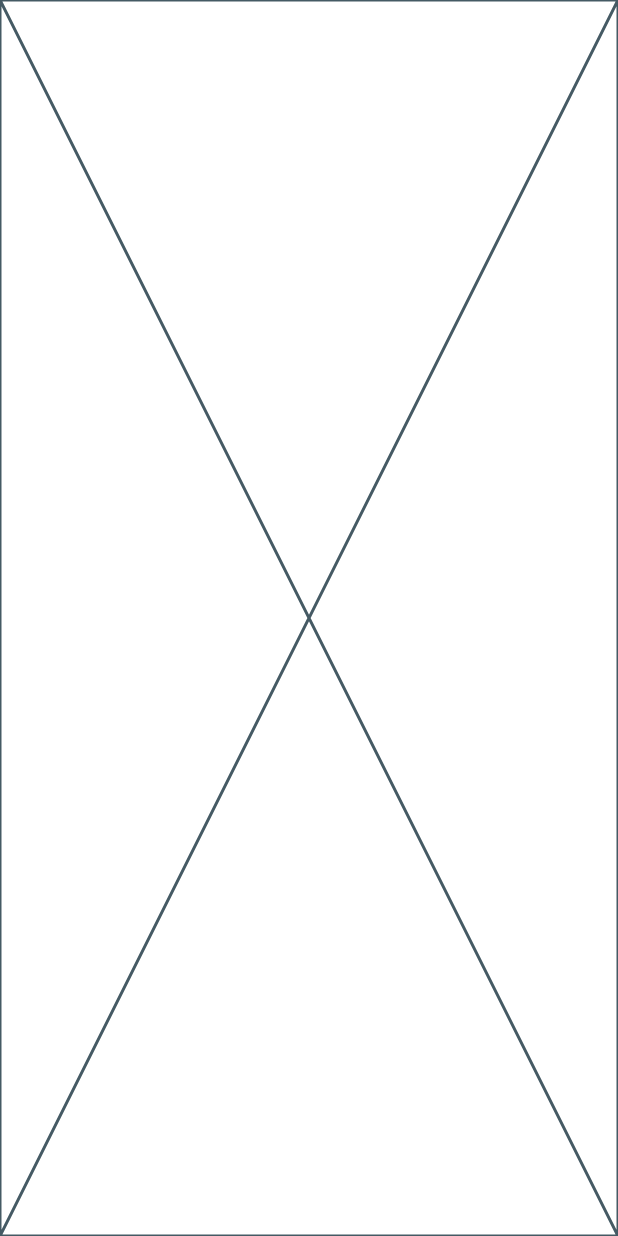
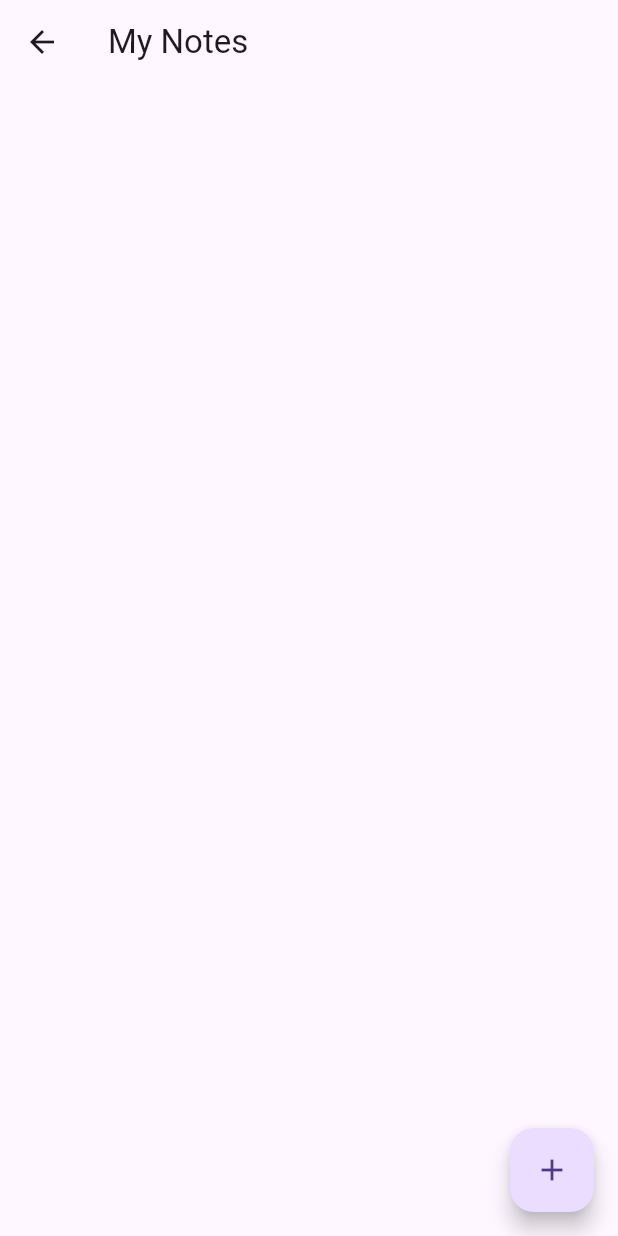
Before and after one commit to Benedict-Ik/Chronicles, a Flutter app: the screen it shows after launch, after a tap on "Create a new note", on a phone screen of 412 x 824 dp. Run offline on Flutter 3.47's test engine with Material 3 defaults, Android fonts, the phone set to English and light mode, and no system bars.

Commit message:
Fixed dark mode problem which was caused because 'Scaffold' wasn't called in the main class

```diff
--- a/lib/main.dart
+++ b/lib/main.dart
@@ -1,3 +1,4 @@
+import 'package:chronicles/widgets/HomeScreen.dart';
 import 'package:flutter/material.dart';
 import 'package:chronicles/widgets/SplashScreen.dart';
 
@@ -6,18 +7,19 @@
 }
 
 class MyApp extends StatelessWidget {
-  const MyApp({super.key});
+  const MyApp({Key? key}) : super(key: key);
 
-  // This widget is the root of your application.
   @override
   Widget build(BuildContext context) {
     return MaterialApp(
-        debugShowCheckedModeBanner: false,
-        title: 'Flutter Demo',
-        theme: ThemeData(
-          colorScheme: ColorScheme.fromSeed(seedColor: Colors.deepPurple),
-          useMaterial3: true,
-        ),
-        home: SplashScreen());
+      debugShowCheckedModeBanner: false,
+      home: const SplashScreen(),
+      // home: HomeScreen()
+      themeMode: ThemeMode.light, // Set theme mode to light
+      theme: ThemeData(
+        brightness: Brightness.light, // Set brightness to light
+        primarySwatch: Colors.blue,
+      ),
+    );
   }
 }
--- a/lib/widgets/HomeScreen.dart
+++ b/lib/widgets/HomeScreen.dart
@@ -1,11 +1,16 @@
 import 'package:flutter/material.dart';
-
+import 'package:chronicles/widgets/NoteList.dart';
 
 class HomeScreen extends StatelessWidget {
-  const HomeScreen({super.key});
+  const HomeScreen({Key? key}) : super(key: key);
 
   @override
   Widget build(BuildContext context) {
-    return const Placeholder();
+    return Scaffold(
+      appBar: AppBar(
+        title: Text('Chronicles'),
+      ),
+      body: NoteList(),
+    );
   }
 }
--- /dev/null
+++ b/lib/widgets/NoteList.dart
@@ -0,0 +1,55 @@
+import 'package:flutter/material.dart';
+
+class NoteList extends StatefulWidget {
+  const NoteList({Key? key}) : super(key: key);
+
+  @override
+  State<NoteList> createState() => NoteListState();
+}
+
+class NoteListState extends State<NoteList> {
+  int count = 0;
+
+  @override
+  Widget build(BuildContext context) {
+    return Scaffold(
+      appBar: AppBar(
+        title: Text("My Notes"),
+      ),
+      body: getNoteListView(),
+      floatingActionButton: FloatingActionButton(
+        onPressed: () {
+          debugPrint("FAB clicked");
+        },
+        tooltip: 'Add Note',
+        child: Icon(Icons.add),
+      ),
+    );
+  }
+
+  // Creating ListView function
+  ListView getNoteListView() {
+    TextStyle titleStyle = Theme.of(context).textTheme.titleMedium!;
+    return ListView.builder(
+      itemCount: count,
+      itemBuilder: (BuildContext context, int position) {
+        return Card(
+          color: Colors.white,
+          elevation: 2.0,
+          child: ListTile(
+            leading: CircleAvatar(
+              backgroundColor: Colors.yellow,
+              child: Icon(Icons.keyboard_arrow_right),
+            ),
+            title: Text('Title', style: titleStyle),
+            subtitle: Text('Subtitle'),
+            trailing: Icon(Icons.delete, color: Colors.grey),
+            onTap: () {
+              debugPrint("ListTile clicked");
+            },
+          ),
+        );
+      },
+    );
+  }
+}
--- a/lib/widgets/SplashScreen.dart
+++ b/lib/widgets/SplashScreen.dart
@@ -1,3 +1,4 @@
+import 'package:chronicles/widgets/NoteList.dart';
 import 'package:flutter/material.dart';
 import 'package:chronicles/widgets/HomeScreen.dart';
 
@@ -18,7 +19,8 @@ class SplashScreen extends StatelessWidget {
 
   @override
   Widget build(BuildContext context) {
-    return Padding(
+    return Scaffold(
+        body: Padding(
       padding: EdgeInsets.symmetric(horizontal: 35.0),
       child: Column(
         mainAxisAlignment: MainAxisAlignment.center,
@@ -59,7 +61,8 @@ class SplashScreen extends StatelessWidget {
                     Navigator.push(
                         context,
                         MaterialPageRoute(
-                          builder: (context) => HomeScreen(),
+                          // builder: (context) => HomeScreen(),
+                          builder: (context) => NoteList(),
                         ));
                   },
                   child: Text("Create a new note",
@@ -76,6 +79,6 @@ class SplashScreen extends StatelessWidget {
           )
         ],
       ),
-    );
+    ));
   }
 }
```
Also changed, not shown: lib/widgets/NoteDetails.dart (added).
